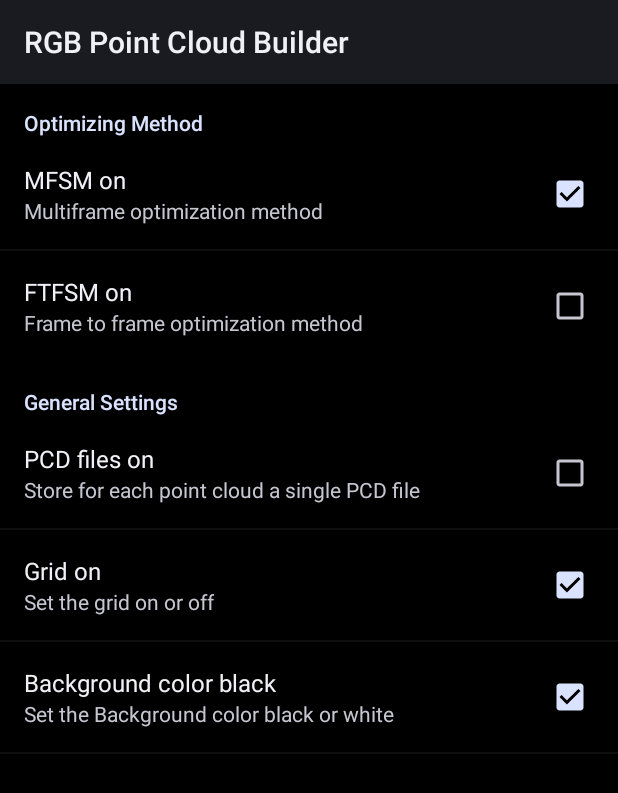
After one commit to bashbug/tango-scene-reconstructor, an Android app: the fragment SettingsFragment shown on its own in the app's theme, on a phone screen of 412 x 824 dp. The commit adds this screen. Shown: the top 793 px of the screen. Run offline under Robolectric (Android 15) with nearby library versions, the phone set to English and light mode, and no system bars.

Commit message:
integrate settings

```diff
--- a/RGBPointCloudBuilder/app/src/main/java/bashbug/rgbpointcloudbuilder/JNIInterface.java
+++ b/RGBPointCloudBuilder/app/src/main/java/bashbug/rgbpointcloudbuilder/JNIInterface.java
@@ -78,4 +78,9 @@ public class JNIInterface {
 
     public static native void optimizeAndSaveToFolder(String folder_name);
 
+    public static native void setBackgroundColorBlack(boolean on);
+
+    public static native void setGridOn(boolean on);
+
+
 }
--- /dev/null
+++ b/RGBPointCloudBuilder/app/src/main/java/bashbug/rgbpointcloudbuilder/SettingsFragment.java
@@ -0,0 +1,66 @@
+package bashbug.rgbpointcloudbuilder;
+
+import android.content.Context;
+import android.content.SharedPreferences;
+import android.net.Uri;
+import android.os.Bundle;
+import android.preference.Preference;
+import android.preference.PreferenceFragment;
+import android.preference.PreferenceManager;
+import android.support.v4.app.Fragment;
+import android.util.Log;
+import android.view.LayoutInflater;
+import android.view.View;
+import android.view.ViewGroup;
+
+
+/**
+ * A simple {@link Fragment} subclass.
+ * Activities that contain this fragment must implement the
+ * {@link SettingsFragment.OnFragmentInteractionListener} interface
+ * to handle interaction events.
+ * Use the {@link SettingsFragment#newInstance} factory method to
+ * create an instance of this fragment.
+ */
+public class SettingsFragment extends PreferenceFragment implements SharedPreferences.OnSharedPreferenceChangeListener {
+
+    @Override
+    public void onCreate(Bundle savedInstanceState) {
+        super.onCreate(savedInstanceState);
+
+        // Load the preferences from an XML resource
+        addPreferencesFromResource(R.xml.preferences);
+    }
+
+    @Override
+    public View onCreateView(LayoutInflater inflater, ViewGroup container, Bundle
+            savedInstanceState) {
+        View view = super.onCreateView(inflater, container, savedInstanceState);
+        view.setBackgroundColor(getResources().getColor(android.R.color.black));
+        return view;
+    }
+
+    public void onSharedPreferenceChanged(SharedPreferences sharedPreferences, String key) {
+        if (key.equals("background_color")) {
+            boolean value = sharedPreferences.getBoolean(key, true);
+            JNIInterface.setBackgroundColorBlack(value);
+        }
+        if (key.equals("grid")) {
+            boolean value = sharedPreferences.getBoolean(key, true);
+            JNIInterface.setGridOn(value);
+        }
+    }
+
+    @Override
+    public void onResume() {
+        super.onResume();
+        getPreferenceManager().getSharedPreferences().registerOnSharedPreferenceChangeListener(this);
+
+    }
+
+    @Override
+    public void onPause() {
+        getPreferenceManager().getSharedPreferences().unregisterOnSharedPreferenceChangeListener(this);
+        super.onPause();
+    }
+}
--- a/RGBPointCloudBuilder/app/src/main/res/menu/main.xml
+++ b/RGBPointCloudBuilder/app/src/main/res/menu/main.xml
@@ -9,4 +9,9 @@
         android:icon="@drawable/ic_file_upload"
         android:title="upload files"
         android:showAsAction="always" />
+
+    <item android:id="@+id/ic_options"
+        android:icon="@drawable/ic_more_vert_white_48dp"
+        android:title="upload files"
+        android:showAsAction="always" />
 </menu>
--- a/RGBPointCloudBuilder/app/src/main/res/values/strings.xml
+++ b/RGBPointCloudBuilder/app/src/main/res/values/strings.xml
@@ -19,4 +19,7 @@
     <string name="save">SAVE</string>
     <string name="scan_mode">SCAN MODE</string>
     <string name="model_mode">MODEL MODE</string>
+
+    <!-- TODO: Remove or change this placeholder text -->
+    <string name="hello_blank_fragment">Hello blank fragment</string>
 </resources>
--- /dev/null
+++ b/RGBPointCloudBuilder/app/src/main/res/xml/preferences.xml
@@ -0,0 +1,40 @@
+<?xml version="1.0" encoding="utf-8"?>
+<PreferenceScreen xmlns:android="http://schemas.android.com/apk/res/android"
+    android:layout_width="10dp">
+
+    <PreferenceCategory
+        android:title="Optimizing Method"
+        android:key="opt_method">
+    <CheckBoxPreference
+        android:key="mfsm"
+        android:title="MFSM on"
+        android:summary="Multiframe optimization method"
+        android:defaultValue="true" />
+    <CheckBoxPreference
+        android:key="ftfsm"
+        android:title="FTFSM on"
+        android:summary="Frame to frame optimization method"
+        android:defaultValue="false" />
+    </PreferenceCategory>
+
+    <PreferenceCategory
+        android:title="General Settings"
+        android:key="general_pref">
+        <CheckBoxPreference
+            android:key="pcd_files"
+            android:title="PCD files on"
+            android:summary="Store for each point cloud a single PCD file"
+            android:defaultValue="false" />
+        <CheckBoxPreference
+            android:key="grid"
+            android:title="Grid on"
+            android:summary="Set the grid on or off"
+            android:defaultValue="true" />
+        <CheckBoxPreference
+            android:key="background_color"
+            android:title="Background color black"
+            android:summary="Set the Background color black or white"
+            android:defaultValue="true" />
+    </PreferenceCategory>
+
+</PreferenceScreen>
```
Also changed, not shown: RGBPointCloudBuilder/app/src/main/java/bashbug/rgbpointcloudbuilder/MainActivity.java (+33 -0 lines), 5 other files.
